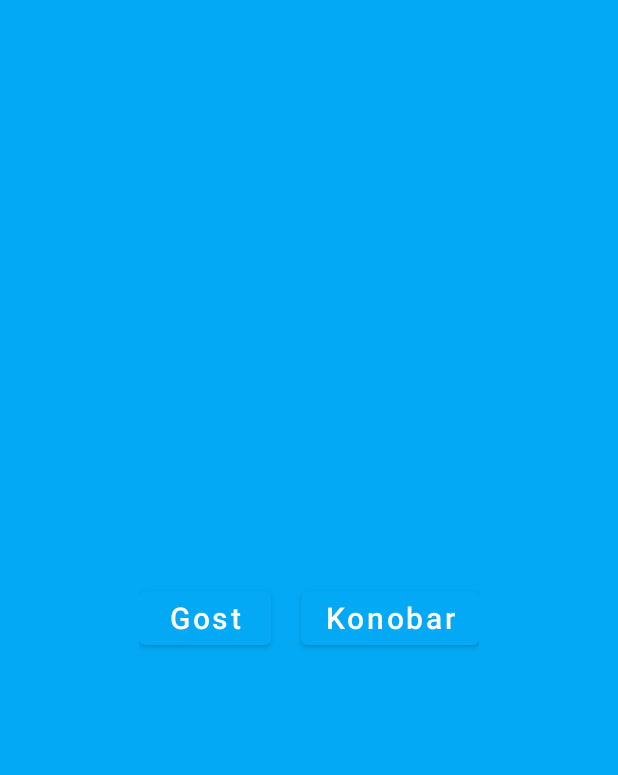
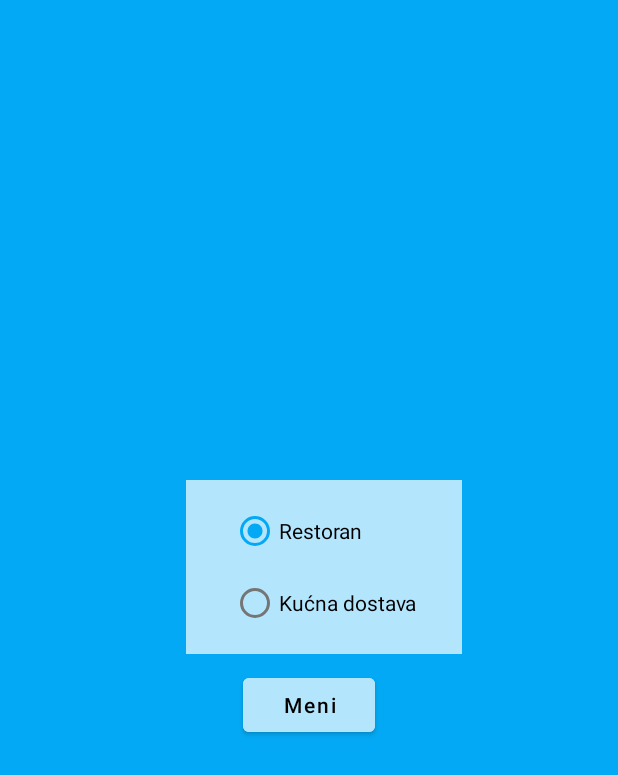
Before and after one commit to stevanm/mis-project, an Android app: the screen it shows after launch (MainActivity), on a phone screen of 412 x 824 dp. Shown: the top 775 px of the screen. Run offline under Robolectric (Android 15) with nearby library versions, the phone set to English and light mode, and no system bars.

Commit message:
Added 'take a way' and 'restaurant' option; Bug fixed

```diff
--- a/guest-android-app/app/src/main/java/rs/ac/uns/pmf/mis/restaurantguest/presentation/fragments/OrderMenuItemsFragment.java
+++ b/guest-android-app/app/src/main/java/rs/ac/uns/pmf/mis/restaurantguest/presentation/fragments/OrderMenuItemsFragment.java
@@ -22,6 +22,7 @@ import org.jetbrains.annotations.NotNull;
 
 import java.util.HashMap;
 import java.util.Map;
+import java.util.Random;
 
 import rs.ac.uns.pmf.mis.restaurantguest.R;
 import rs.ac.uns.pmf.mis.restaurantguest.data.RestaurantRepository;
@@ -44,6 +45,7 @@ public class OrderMenuItemsFragment extends Fragment implements OrderMenuItemsAd
     private Button make_order;
 
     private TextView currentPrice;
+    private TextView currentTime;
 
     public OrderMenuItemsFragment() {
         // Required empty public constructor
@@ -78,10 +80,13 @@ public class OrderMenuItemsFragment extends Fragment implements OrderMenuItemsAd
         cancel = view.findViewById(R.id.cancel);
         recyclerView = view.findViewById(R.id.order_menu_items);
         currentPrice = view.findViewById(R.id.current_price);
+        currentTime = view.findViewById(R.id.current_time);
 
         make_order.setOnClickListener(v ->
                 {
                     Toast.makeText(getContext(), context.getString(R.string.order_made), Toast.LENGTH_SHORT).show();
+                    currentTime.setText(new Random().nextInt(100) + " min");
+                    viewModel.clearRepositoryData();
                     new Handler().postDelayed(() -> Navigation.findNavController(v).navigate(R.id.action_orderMenuItemsFragment_to_startFragment), 2000);
                 }
         );
--- a/guest-android-app/app/src/main/java/rs/ac/uns/pmf/mis/restaurantguest/presentation/fragments/StartFragment.java
+++ b/guest-android-app/app/src/main/java/rs/ac/uns/pmf/mis/restaurantguest/presentation/fragments/StartFragment.java
@@ -4,9 +4,16 @@ import android.os.Bundle;
 import android.view.LayoutInflater;
 import android.view.View;
 import android.view.ViewGroup;
+import android.widget.EditText;
+import android.widget.RadioButton;
+import android.widget.RadioGroup;
 
+import androidx.annotation.NonNull;
+import androidx.annotation.Nullable;
 import androidx.fragment.app.Fragment;
 import androidx.navigation.Navigation;
+
+import org.jetbrains.annotations.NotNull;
 
 import rs.ac.uns.pmf.mis.restaurantguest.R;
 
@@ -27,9 +34,40 @@ public class StartFragment extends Fragment {
     @Override
     public View onCreateView(LayoutInflater inflater, ViewGroup container,
                              Bundle savedInstanceState) {
-        View view = inflater.inflate(R.layout.fragment_start, container, false);
-        view.findViewById(R.id.guest).setOnClickListener(v -> Navigation.findNavController(v).navigate(R.id.action_startFragment_to_menuCategoryFragment));
-        view.findViewById(R.id.waiter).setOnClickListener(v -> Navigation.findNavController(v).navigate(R.id.action_startFragment_to_loginFragment));
-        return view;
+        return inflater.inflate(R.layout.fragment_start, container, false);
     }
+
+    @Override
+    public void onViewCreated(@NonNull @NotNull View view, @Nullable @org.jetbrains.annotations.Nullable Bundle savedInstanceState) {
+
+        EditText inputAddress = view.findViewById(R.id.address);
+        View addressLayout = view.findViewById(R.id.addressLayout);
+        RadioGroup radioGroup = view.findViewById(R.id.optionRadioGroup);
+        RadioButton optionRestaurant = radioGroup.findViewById(R.id.optionRestaurant);
+        RadioButton optionHome = radioGroup.findViewById(R.id.optionHome);
+
+        view.findViewById(R.id.goToMenuButton).setOnClickListener(v ->
+                {
+                    if (!inputAddress.getText().toString().trim().isEmpty() || optionRestaurant.isChecked()) {
+                        Navigation.findNavController(v).navigate(R.id.action_startFragment_to_menuCategoryFragment);
+                    } else {
+                        inputAddress.setError(getString(R.string.take_a_way_address));
+                    }
+                }
+        );
+
+        optionRestaurant.setOnClickListener(v -> {
+            if (optionRestaurant.isChecked()) {
+                addressLayout.setVisibility(View.GONE);
+            }
+        });
+
+        optionHome.setOnClickListener(v -> {
+            if (optionHome.isChecked()) {
+                addressLayout.setVisibility(View.VISIBLE);
+            }
+        });
+
+    }
+
 }
--- a/guest-android-app/app/src/main/res/layout/fragment_order_menu_items.xml
+++ b/guest-android-app/app/src/main/res/layout/fragment_order_menu_items.xml
@@ -45,11 +45,35 @@
             android:layout_height="wrap_content"
             android:layout_weight="1"
             android:text="0.0 din"
-            android:textStyle="bold"
-            android:textColor="@color/black" />
+            android:textColor="@color/black"
+            android:textStyle="bold" />
 
     </LinearLayout>
 
+    <LinearLayout
+        android:layout_width="match_parent"
+        android:layout_height="wrap_content"
+        android:background="@color/white"
+        android:orientation="horizontal"
+        android:padding="5dp">
+
+        <TextView
+            android:layout_width="match_parent"
+            android:layout_height="wrap_content"
+            android:layout_weight="1"
+            android:text="@string/current_time"
+            android:textColor="@color/black" />
+
+        <TextView
+            android:id="@+id/current_time"
+            android:layout_width="match_parent"
+            android:layout_height="wrap_content"
+            android:layout_weight="1"
+            android:text="0 min"
+            android:textColor="@color/black"
+            android:textStyle="bold" />
+
+    </LinearLayout>
 
     <LinearLayout
         android:layout_width="match_parent"
--- a/guest-android-app/app/src/main/res/layout/fragment_start.xml
+++ b/guest-android-app/app/src/main/res/layout/fragment_start.xml
@@ -1,41 +1,71 @@
 <?xml version="1.0" encoding="utf-8"?>
-<androidx.constraintlayout.widget.ConstraintLayout xmlns:android="http://schemas.android.com/apk/res/android"
-    xmlns:app="http://schemas.android.com/apk/res-auto"
+<LinearLayout xmlns:android="http://schemas.android.com/apk/res/android"
     xmlns:tools="http://schemas.android.com/tools"
     android:layout_width="match_parent"
     android:layout_height="match_parent"
+    android:gravity="center"
+    android:orientation="vertical"
     tools:context=".presentation.fragments.StartFragment">
 
-    <LinearLayout
+
+    <RadioGroup
+        android:id="@+id/optionRadioGroup"
         android:layout_width="wrap_content"
         android:layout_height="wrap_content"
+        android:layout_gravity="center"
+        android:layout_marginStart="10dp"
+        android:background="@color/primary_light"
         android:gravity="center"
-        android:orientation="horizontal"
-        app:layout_constraintBottom_toBottomOf="parent"
-        app:layout_constraintLeft_toLeftOf="parent"
-        app:layout_constraintRight_toRightOf="parent"
-        app:layout_constraintTop_toTopOf="parent">
+        android:paddingStart="30dp"
+        android:paddingTop="10dp"
+        android:paddingEnd="30dp"
+        android:paddingBottom="10dp">
 
-        <Button
-            android:id="@+id/guest"
-            android:layout_width="wrap_content"
+        <RadioButton
+            android:id="@+id/optionRestaurant"
+            android:layout_width="match_parent"
             android:layout_height="wrap_content"
-            android:layout_marginEnd="10dp"
-            android:gravity="center"
-            android:text="@string/i_am_guest"
-            android:textAllCaps="false"
-            android:textSize="20sp" />
+            android:checked="true"
+            android:text="@string/restaurant" />
 
-        <Button
-            android:id="@+id/waiter"
-            android:layout_width="wrap_content"
+        <RadioButton
+            android:id="@+id/optionHome"
+            android:layout_width="match_parent"
             android:layout_height="wrap_content"
-            android:layout_marginStart="10dp"
-            android:gravity="center"
-            android:text="@string/i_am_waiter"
-            android:textAllCaps="false"
-            android:textSize="20sp" />
+            android:text="@string/take_for_a_way" />
+
+    </RadioGroup>
+
+    <LinearLayout
+        android:id="@+id/addressLayout"
+        android:layout_width="match_parent"
+        android:layout_height="wrap_content"
+        android:layout_margin="10dp"
+        android:background="@color/primary_light"
+        android:orientation="vertical"
+        android:padding="10dp"
+        android:visibility="gone">
+
+        <TextView
+            android:layout_width="match_parent"
+            android:layout_height="wrap_content"
+            android:text="@string/input_address" />
+
+        <EditText
+            android:id="@+id/address"
+            android:layout_width="match_parent"
+            android:layout_height="wrap_content" />
 
     </LinearLayout>
 
-</androidx.constraintlayout.widget.ConstraintLayout>
+    <Button
+        android:id="@+id/goToMenuButton"
+        android:layout_width="wrap_content"
+        android:layout_height="wrap_content"
+        android:layout_margin="10dp"
+        android:backgroundTint="@color/primary_light"
+        android:text="@string/meni"
+        android:textAllCaps="false"
+        android:textColor="@color/black" />
+
+</LinearLayout>
--- a/guest-android-app/app/src/main/res/navigation/nav_graph.xml
+++ b/guest-android-app/app/src/main/res/navigation/nav_graph.xml
@@ -15,9 +15,6 @@
             app:destination="@id/menuCategoryFragment"
             app:popUpTo="@id/menuCategoryFragment"
             app:popUpToInclusive="true" />
-        <action
-            android:id="@+id/action_startFragment_to_loginFragment"
-            app:destination="@id/loginFragment" />
     </fragment>
     <fragment
         android:id="@+id/menuCategoryFragment"
@@ -32,15 +29,6 @@
         <action
             android:id="@+id/action_menuCategoryFragment_to_orderMenuItemsFragment"
             app:destination="@id/orderMenuItemsFragment" />
-    </fragment>
-    <fragment
-        android:id="@+id/loginFragment"
-        android:name="rs.ac.uns.pmf.mis.restaurantguest.presentation.fragments.LoginFragment"
-        android:label="fragment_login"
-        tools:layout="@layout/fragment_login">
-        <action
-            android:id="@+id/action_loginFragment_to_startFragment"
-            app:destination="@id/startFragment" />
     </fragment>
     <fragment
         android:id="@+id/orderMenuItemsFragment"
--- a/guest-android-app/app/src/main/res/values/strings.xml
+++ b/guest-android-app/app/src/main/res/values/strings.xml
@@ -5,7 +5,13 @@
     <string name="restaurant_menu" translatable="false">Meni</string>
     <string name="back" translatable="false">Nazad</string>
     <string name="make_order" translatable="false">Poruči</string>
-    <string name="welcome">Dobrodošli</string>
-    <string name="current_price">Ukupno:</string>
-    <string name="order_made">Porudzbina je poslata!</string>
+    <string name="welcome" translatable="false">Dobrodošli</string>
+    <string name="current_price" translatable="false">Ukupno:</string>
+    <string name="order_made" translatable="false">Vaša porudzbina je poslata! Molimo Vas sačekajte!</string>
+    <string name="input_address" translatable="false">Unesite adresu:</string>
+    <string name="take_for_a_way" translatable="false">Kućna dostava</string>
+    <string name="restaurant" translatable="false">Restoran</string>
+    <string name="meni" translatable="false">Meni</string>
+    <string name="current_time">Vreme dostave:</string>
+    <string name="take_a_way_address">Unesite adresu dostave!</string>
 </resources>
```
